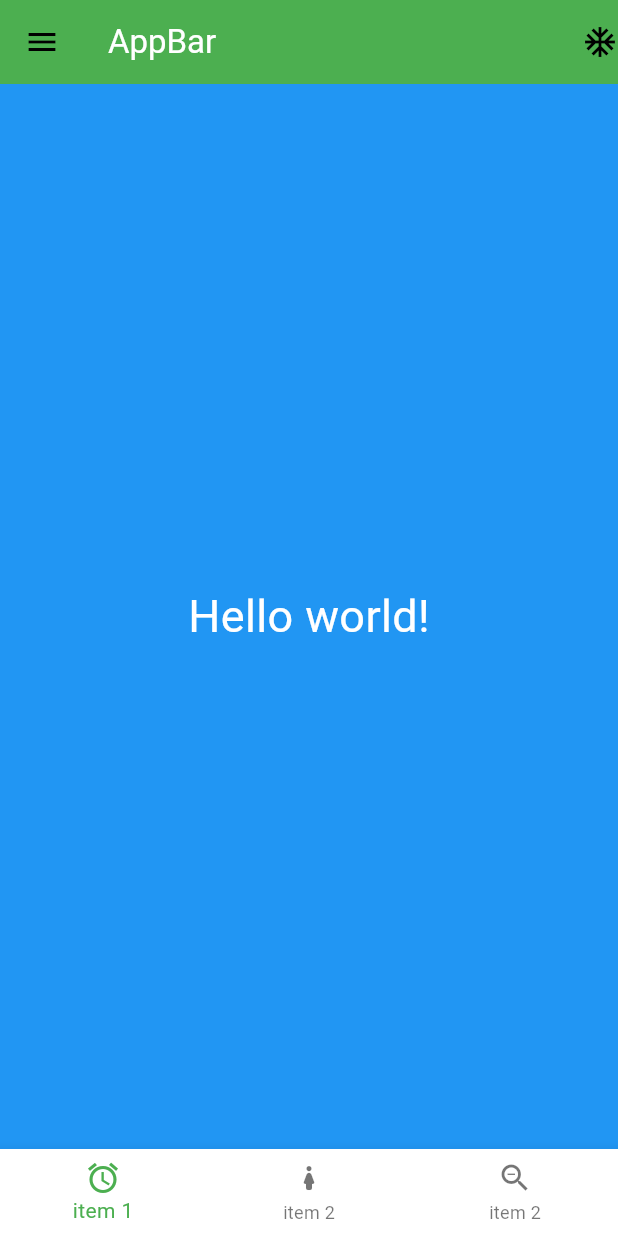
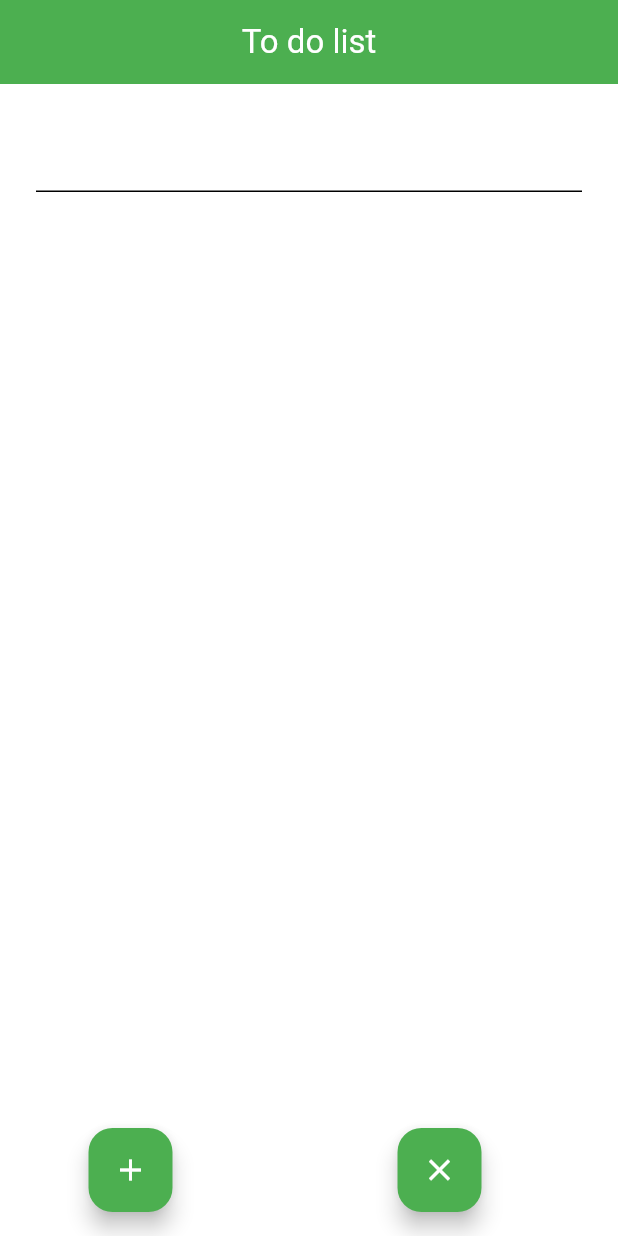
Before and after one commit to IgorBarrosoAlmeida/Flutter, a Flutter app: the screen it shows after launch, on a phone screen of 412 x 824 dp. Run offline on Flutter 3.47's test engine with Material 3 defaults, Android fonts, the phone set to English and light mode, and no system bars.

Commit message:
ToDo List

```diff
--- a/Flutter/flutter_basico/lib/main.dart
+++ b/Flutter/flutter_basico/lib/main.dart
@@ -1,5 +1,5 @@
 import 'package:flutter/material.dart';
-import 'package:flutter_basico/pages/home_page.dart';
+import 'package:flutter_basico/pages/to_do_list.dart';
 
 main() {
   runApp(MyApp());
@@ -25,7 +25,7 @@ class MyApp extends StatelessWidget {
           onSurface: Colors.black,
         ),
       ),
-      home: HomePage(),
+      home: ToDoList(),
     );
   }
 }
--- a/Flutter/flutter_basico/lib/pages/home_page.dart
+++ /dev/null
@@ -1,108 +0,0 @@
-import 'package:flutter/material.dart';
-
-class HomePage extends StatefulWidget {
-  @override
-  State<HomePage> createState() => _HomePageState();
-}
-
-class _HomePageState extends State<HomePage> {
-  PageController _pageController = PageController();
-  int indexBottomNavigationBar = 0;
-
-  void drawerChangePage(int newPage) {
-    setState(() {
-      indexBottomNavigationBar = newPage;
-    });
-    _pageController.jumpToPage(newPage);
-    Navigator.pop(context);
-  }
-
-  @override
-  Widget build(BuildContext context) {
-    return Scaffold(
-      appBar: AppBar(
-        title: Text(
-          "AppBar",
-          style: TextStyle(color: Theme.of(context).colorScheme.onPrimary),
-        ),
-        actions: [Icon(Icons.ac_unit_outlined)],
-        backgroundColor: Theme.of(context).colorScheme.primary,
-      ),
-      drawer: Drawer(
-        child: ListView(
-          children: [
-            UserAccountsDrawerHeader(
-              accountName: Text("Igoba"),
-              accountEmail: Text("IgorBa867@gmail.com"),
-              currentAccountPicture: CircleAvatar(
-                backgroundColor: Colors.blue,
-                child: Text("I"),
-              ),
-            ),
-            ListTile(
-              title: Text("Pagina 1"),
-              trailing: Icon(Icons.arrow_forward),
-              onTap: () => drawerChangePage(0),
-            ),
-            ListTile(
-              title: Text("Pagina 2"),
-              trailing: Icon(Icons.arrow_forward),
-              onTap: () => drawerChangePage(1),
-            ),
-            ListTile(
-              title: Text("Pagina 3"),
-              trailing: Icon(Icons.arrow_forward),
-              onTap: () => drawerChangePage(2),
-            ),
-          ],
-        ),
-      ),
-      body: PageView(
-        controller: _pageController,
-        children: [
-          Container(
-            height: 200,
-            width: MediaQuery.of(context).size.width,
-            decoration: BoxDecoration(color: Colors.blue),
-            child: Center(
-              child: Text(
-                "Hello world!",
-                style: TextStyle(color: Colors.white, fontSize: 30),
-              ),
-            ),
-          ),
-          Container(color: Colors.yellow),
-          Container(color: Colors.green),
-        ],
-      ),
-      bottomNavigationBar: BottomNavigationBar(
-        currentIndex: indexBottomNavigationBar,
-        onTap: (int page) {
-          setState(() {
-            indexBottomNavigationBar = page;
-          });
-
-          _pageController.animateToPage(
-            page,
-            duration: Duration(milliseconds: 300),
-            curve: Curves.ease,
-          );
-        },
-        items: [
-          BottomNavigationBarItem(
-            icon: Icon(Icons.access_alarms),
-            label: "item 1",
-          ),
-          BottomNavigationBarItem(
-            icon: Icon(Icons.girl_rounded),
-            label: "item 2",
-          ),
-          BottomNavigationBarItem(
-            icon: Icon(Icons.zoom_out_sharp),
-            label: "item 2",
-          ),
-        ],
-      ),
-    );
-  }
-}
--- /dev/null
+++ b/Flutter/flutter_basico/lib/pages/to_do_list.dart
@@ -0,0 +1,79 @@
+import 'package:flutter/material.dart';
+
+class ToDoList extends StatefulWidget {
+  const ToDoList({super.key});
+
+  @override
+  State<ToDoList> createState() => _ToDoListState();
+}
+
+class _ToDoListState extends State<ToDoList> {
+  TextEditingController _textFieldController = TextEditingController();
+  List<String> _taskList = [];
+
+  @override
+  Widget build(BuildContext context) {
+    return Scaffold(
+      appBar: AppBar(
+        title: Text(
+          "To do list",
+          style: TextStyle(color: Theme.of(context).colorScheme.onPrimary),
+        ),
+        centerTitle: true,
+        backgroundColor: Theme.of(context).colorScheme.primary,
+      ),
+      body: Container(
+        padding: EdgeInsets.all(24),
+        child: Column(
+          children: [
+            TextField(controller: _textFieldController),
+            Container(
+              height: 400,
+              child: ListView.separated(
+                separatorBuilder:
+                    (context, index) => Divider(color: Colors.grey),
+                itemBuilder: (context, index) {
+                  return ListTile(
+                    title: Text(_taskList[index]),
+                    onLongPress: () {
+                      setState(() {
+                        _taskList.removeAt(index);
+                      });
+                    },
+                  );
+                },
+                itemCount: _taskList.length,
+              ),
+            ),
+          ],
+        ),
+      ),
+      floatingActionButton: Row(
+        mainAxisAlignment: MainAxisAlignment.spaceAround,
+        children: [
+          FloatingActionButton(
+            onPressed: () {
+              if (_textFieldController.text.isNotEmpty) {
+                setState(() {
+                  _taskList.add(_textFieldController.text);
+                });
+                _textFieldController.clear();
+              }
+            },
+            backgroundColor: Theme.of(context).colorScheme.primary,
+            child: Icon(Icons.add),
+          ),
+          FloatingActionButton(
+            onPressed: () {
+              setState(() {
+                _taskList = [];
+              });
+            },
+            backgroundColor: Theme.of(context).colorScheme.primary,
+            child: Icon(Icons.clear),
+          ),
+        ],
+      ),
+    );
+  }
+}
```
